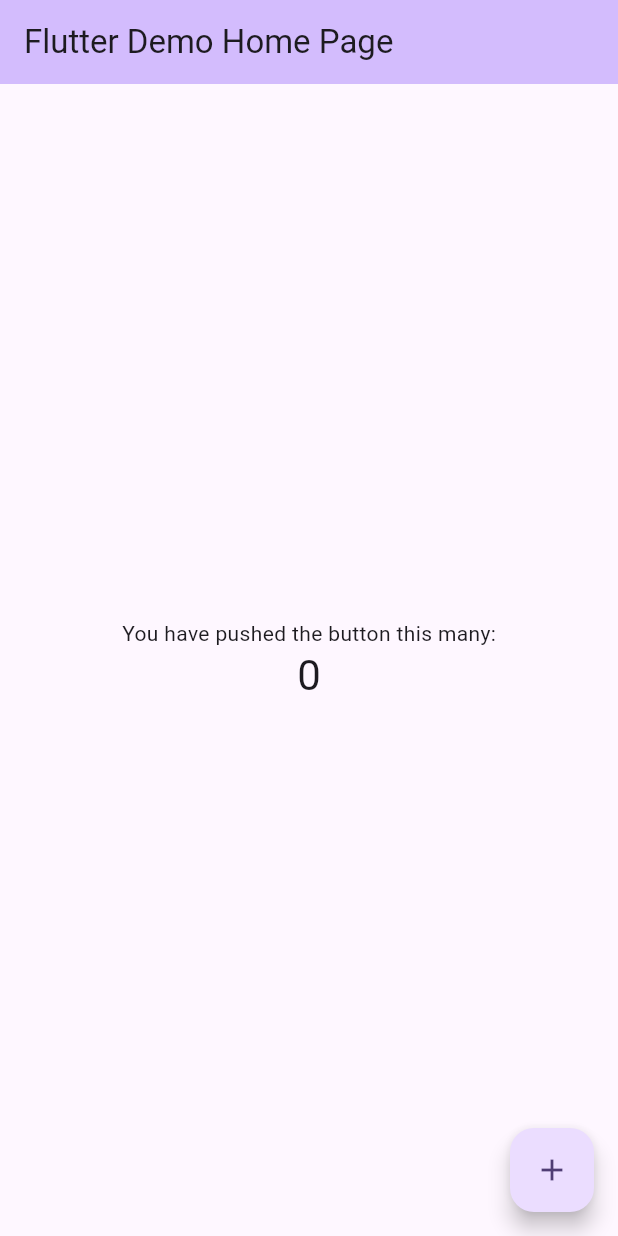
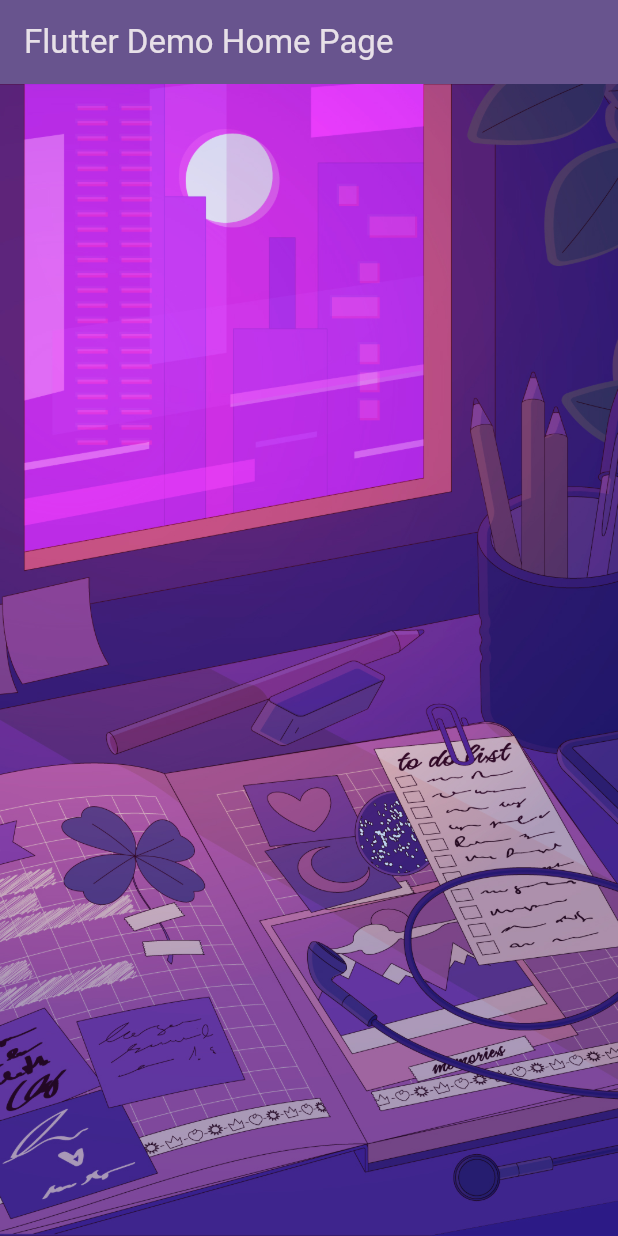
Before and after one commit to genedeh/first_flutter_app, a Flutter app: the screen it shows after launch, on a phone screen of 412 x 824 dp. Run offline on Flutter 3.47's test engine with Material 3 defaults, Android fonts, the phone set to English and light mode, and no system bars.

Commit message:
getting hands dirty

```diff
--- a/lib/main.dart
+++ b/lib/main.dart
@@ -11,24 +11,13 @@ class MyApp extends StatelessWidget {
   @override
   Widget build(BuildContext context) {
     return MaterialApp(
+      debugShowCheckedModeBanner: false,
       title: 'Flutter Demo',
       theme: ThemeData(
-        // This is the theme of your application.
-        //
-        // TRY THIS: Try running your application with "flutter run". You'll see
-        // the application has a purple toolbar. Then, without quitting the app,
-        // try changing the seedColor in the colorScheme below to Colors.green
-        // and then invoke "hot reload" (save your changes or press the "hot
-        // reload" button in a Flutter-supported IDE, or press "r" if you used
-        // the command line to start the app).
-        //
-        // Notice that the counter didn't reset back to zero; the application
-        // state is not lost during the reload. To reset the state, use hot
-        // restart instead.
-        //
-        // This works for code too, not just values: Most code changes can be
-        // tested with just a hot reload.
-        colorScheme: .fromSeed(seedColor: Colors.deepPurple),
+        colorScheme: .fromSeed(
+          seedColor: Colors.deepPurple,
+          brightness: Brightness.dark,
+        ),
       ),
       home: const MyHomePage(title: 'Flutter Demo Home Page'),
     );
@@ -38,15 +27,6 @@ class MyApp extends StatelessWidget {
 class MyHomePage extends StatefulWidget {
   const MyHomePage({super.key, required this.title});
 
-  // This widget is the home page of your application. It is stateful, meaning
-  // that it has a State object (defined below) that contains fields that affect
-  // how it looks.
-
-  // This class is the configuration for the state. It holds the values (in this
-  // case the title) provided by the parent (in this case the App widget) and
-  // used by the build method of the State. Fields in a Widget subclass are
-  // always marked "final".
-
   final String title;
 
   @override
@@ -54,68 +34,17 @@ class MyHomePage extends StatefulWidget {
 }
 
 class _MyHomePageState extends State<MyHomePage> {
-  int _counter = 0;
-
-  void _incrementCounter() {
-    setState(() {
-      // This call to setState tells the Flutter framework that something has
-      // changed in this State, which causes it to rerun the build method below
-      // so that the display can reflect the updated values. If we changed
-      // _counter without calling setState(), then the build method would not be
-      // called again, and so nothing would appear to happen.
-      _counter--;
-    });
-  }
-
   @override
   Widget build(BuildContext context) {
-    // This method is rerun every time setState is called, for instance as done
-    // by the _incrementCounter method above.
-    //
-    // The Flutter framework has been optimized to make rerunning build methods
-    // fast, so that you can just rebuild anything that needs updating rather
-    // than having to individually change instances of widgets.
     return Scaffold(
       appBar: AppBar(
-        // TRY THIS: Try changing the color here to a specific color (to
-        // Colors.amber, perhaps?) and trigger a hot reload to see the AppBar
-        // change color while the other colors stay the same.
         backgroundColor: Theme.of(context).colorScheme.inversePrimary,
-        // Here we take the value from the MyHomePage object that was created by
-        // the App.build method, and use it to set our appbar title.
         title: Text(widget.title),
       ),
-      body: Center(
-        // Center is a layout widget. It takes a single child and positions it
-        // in the middle of the parent.
-        child: Column(
-          // Column is also a layout widget. It takes a list of children and
-          // arranges them vertically. By default, it sizes itself to fit its
-          // children horizontally, and tries to be as tall as its parent.
-          //
-          // Column has various properties to control how it sizes itself and
-          // how it positions its children. Here we use mainAxisAlignment to
-          // center the children vertically; the main axis here is the vertical
-          // axis because Columns are vertical (the cross axis would be
-          // horizontal).
-          //
-          // TRY THIS: Invoke "debug painting" (choose the "Toggle Debug Paint"
-          // action in the IDE, or press "p" in the console), to see the
-          // wireframe for each widget.
-          mainAxisAlignment: .center,
-          children: [
-            const Text('You have pushed the button this many:'),
-            Text(
-              '$_counter',
-              style: Theme.of(context).textTheme.headlineMedium,
-            ),
-          ],
-        ),
-      ),
-      floatingActionButton: FloatingActionButton(
-        onPressed: _incrementCounter,
-        tooltip: 'Increment',
-        child: const Icon(Icons.add),
+      body: Image.asset(
+        'assets/images/bg.jpg',
+        height: double.infinity,
+        fit: BoxFit.cover,
       ),
     );
   }
--- a/pubspec.yaml
+++ b/pubspec.yaml
@@ -58,9 +58,8 @@ flutter:
   uses-material-design: true
 
   # To add assets to your application, add an assets section, like this:
-  # assets:
-  #   - images/a_dot_burr.jpeg
-  #   - images/a_dot_ham.jpeg
+  assets:
+     - assets/images/
 
   # An image asset can refer to one or more resolution-specific "variants", see
   # https://flutter.dev/to/resolution-aware-images
```
Also changed, not shown: assets/images/bg.jpg (added).
